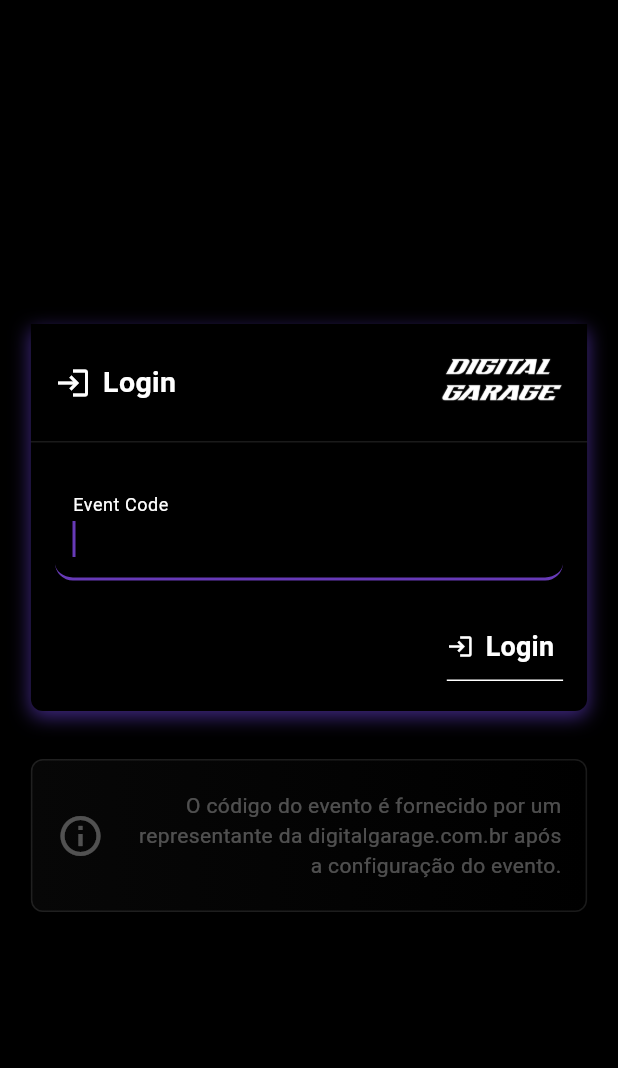
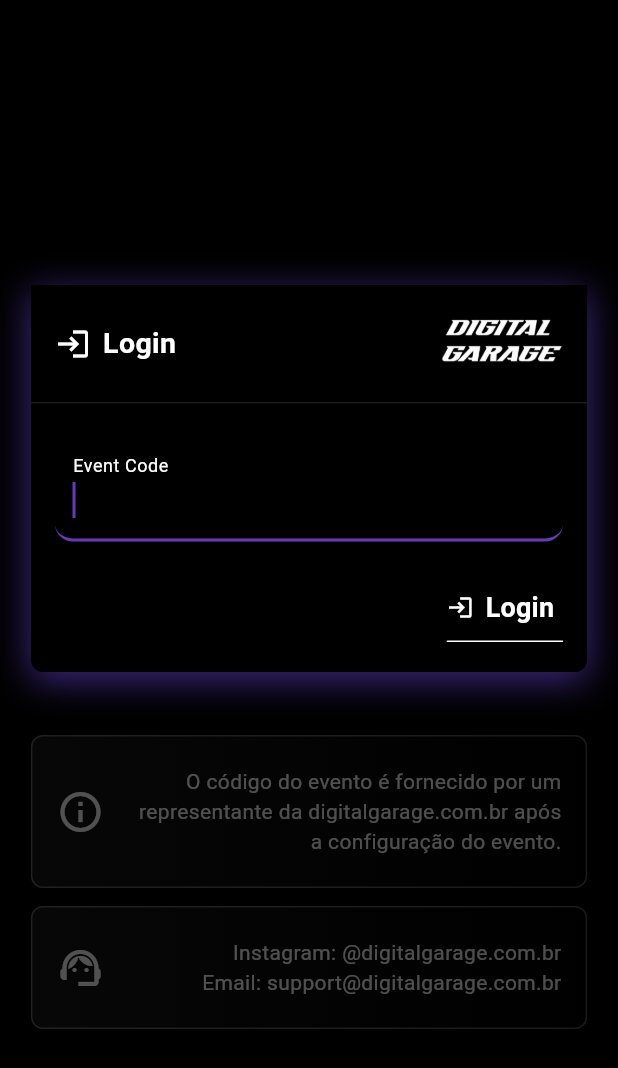
Before and after one commit to mattmurrayswe/digitalgarage_flutter, a Flutter app: the screen it shows after launch, on a phone screen of 412 x 824 dp. Shown: the top 1068 px of the screen. Run offline on Flutter 3.47's test engine with Material 3 defaults, Android fonts, the phone set to English and light mode, and no system bars; our stand-ins replace cached_network_image, hive, hive_flutter; missing offline and left inert: mobile_scanner; accounts and stored records are empty.

Commit message:
feat: code login

```diff
--- a/lib/screens/login_screen_code.dart
+++ b/lib/screens/login_screen_code.dart
@@ -61,11 +61,19 @@
       onTap: () => FocusScope.of(context).unfocus(),
       child: Scaffold(
         backgroundColor: Colors.black,
-        body: Center(
+        body: SafeArea(
+          child: LayoutBuilder(
+            builder: (context, constraints) {
+              return SingleChildScrollView(
+                keyboardDismissBehavior: ScrollViewKeyboardDismissBehavior.manual,
+                child: ConstrainedBox(
+                  constraints: BoxConstraints(minHeight: constraints.maxHeight),
+                  child: IntrinsicHeight(
+                    child: Center(
                       child: Column(
-            mainAxisSize: MainAxisSize.min,
+                        mainAxisAlignment: MainAxisAlignment.start,
                         children: [
-              // 🔲 Login card with shadow
+                          SizedBox(height: 190),
                           Container(
                             width: MediaQuery.of(context).size.width * 0.9,
                             decoration: BoxDecoration(
@@ -77,8 +85,8 @@
                               boxShadow: [
                                 BoxShadow(
                                   color: Colors.deepPurpleAccent.withOpacity(0.5),
-                      blurRadius: 10,
-                      offset: const Offset(0, 4),
+                                  blurRadius: 20,
+                                  offset: const Offset(0, 5),
                                 ),
                               ],
                             ),
@@ -86,12 +94,8 @@
                               key: _formKey,
                               child: Column(
                                 children: [
-                      // Header
                                   Container(
-                        padding: const EdgeInsets.symmetric(
-                          vertical: 16,
-                          horizontal: 16,
-                        ),
+                                    padding: const EdgeInsets.symmetric(vertical: 16, horizontal: 16),
                                     decoration: const BoxDecoration(
                                       border: Border(
                                         bottom: BorderSide(color: Colors.white10),
@@ -102,11 +106,7 @@
                                       children: [
                                         Row(
                                           children: const [
-                                Icon(
-                                  Icons.login,
-                                  color: Colors.white,
-                                  size: 24,
-                                ),
+                                            Icon(Icons.login, color: Colors.white, size: 24),
                                             SizedBox(width: 8),
                                             Text(
                                               'Login',
@@ -126,12 +126,8 @@
                                       ],
                                     ),
                                   ),
-
                                   Padding(
-                        padding: const EdgeInsets.symmetric(
-                          horizontal: 16,
-                          vertical: 20,
-                        ),
+                                    padding: const EdgeInsets.symmetric(horizontal: 16, vertical: 20),
                                     child: Column(
                                       children: [
                                         TextFormField(
@@ -140,22 +136,14 @@
                                           style: const TextStyle(color: Colors.white),
                                           decoration: InputDecoration(
                                             labelText: 'Event Code',
-                                labelStyle: const TextStyle(
-                                  color: Colors.white,
-                                ),
+                                            labelStyle: const TextStyle(color: Colors.white),
                                             enabledBorder: UnderlineInputBorder(
                                               borderRadius: BorderRadius.circular(12),
-                                  borderSide: const BorderSide(
-                                    color: Colors.deepPurple,
-                                    width: 2,
-                                  ),
+                                              borderSide: const BorderSide(color: Colors.deepPurple, width: 2),
                                             ),
                                             focusedBorder: UnderlineInputBorder(
                                               borderRadius: BorderRadius.circular(12),
-                                  borderSide: const BorderSide(
-                                    color: Colors.deepPurple,
-                                    width: 2,
-                                  ),
+                                              borderSide: const BorderSide(color: Colors.deepPurple, width: 2),
                                             ),
                                             contentPadding: const EdgeInsets.symmetric(
                                               horizontal: 12,
@@ -179,10 +167,7 @@
                                             Container(
                                               decoration: const BoxDecoration(
                                                 border: Border(
-                                      bottom: BorderSide(
-                                        color: Colors.white,
-                                        width: 1,
-                                      ),
+                                                  bottom: BorderSide(color: Colors.white, width: 1),
                                                 ),
                                               ),
                                               child: ElevatedButton(
@@ -191,10 +176,7 @@
                                                   backgroundColor: Colors.transparent,
                                                   shadowColor: Colors.transparent,
                                                   elevation: 0,
-                                      padding: const EdgeInsets.only(
-                                        bottom: 0,
-                                        top: 4,
-                                      ),
+                                                  padding: const EdgeInsets.only(top: 4, bottom: 0),
                                                 ),
                                                 child: Row(
                                                   mainAxisSize: MainAxisSize.min,
@@ -223,13 +205,10 @@
                               ),
                             ),
                           ),
-              SizedBox(height: 32),
+                          const SizedBox(height: 42),
                           Container(
                             width: MediaQuery.of(context).size.width * 0.9,
-                padding: const EdgeInsets.symmetric(
-                  vertical: 20,
-                  horizontal: 16,
-                ),
+                            padding: const EdgeInsets.symmetric(vertical: 20, horizontal: 16),
                             decoration: BoxDecoration(
                               gradient: const LinearGradient(
                                 begin: Alignment.centerLeft,
@@ -240,33 +219,58 @@
                               color: const Color.fromARGB(255, 47, 47, 47),
                               borderRadius: const BorderRadius.all(Radius.circular(8)),
                             ),
-                child: Column(
-                  children: [
-                    Row(
+                            child: Row(
                               crossAxisAlignment: CrossAxisAlignment.center,
                               children: [
-                        Icon(
-                          Icons.info_outline,
-                          color: Colors.white30,
-                          size: 32,
-                        ),
+                                Icon(Icons.info_outline, color: Colors.white30, size: 32),
                                 const SizedBox(width: 16),
                                 Expanded(
                                   child: Text(
                                     'O código do evento é fornecido por um representante da digitalgarage.com.br após a configuração do evento.',
                                     textAlign: TextAlign.end,
-                            style: TextStyle(
-                              color: Colors.white30,
-                              fontSize: 14,
-                            ),
+                                    style: TextStyle(color: Colors.white30, fontSize: 14),
                                   ),
                                 ),
                               ],
                             ),
+                          ),
+                          const SizedBox(height: 12),
+                          Container(
+                            width: MediaQuery.of(context).size.width * 0.9,
+                            padding: const EdgeInsets.symmetric(vertical: 20, horizontal: 16),
+                            decoration: BoxDecoration(
+                              gradient: const LinearGradient(
+                                begin: Alignment.centerLeft,
+                                end: Alignment.centerRight,
+                                colors: [Color(0xFF070707), Colors.black],
+                              ),
+                              border: Border.all(color: Colors.white10),
+                              color: const Color.fromARGB(255, 47, 47, 47),
+                              borderRadius: const BorderRadius.all(Radius.circular(8)),
+                            ),
+                            child: Row(
+                              crossAxisAlignment: CrossAxisAlignment.center,
+                              children: [
+                                Icon(Icons.support_agent_outlined, color: Colors.white30, size: 32),
+                                const SizedBox(width: 16),
+                                Expanded(
+                                  child: Text(
+                                    'Instagram: @digitalgarage.com.br\nEmail: support@digitalgarage.com.br',
+                                    textAlign: TextAlign.end,
+                                    style: TextStyle(color: Colors.white30, fontSize: 14),
+                                  ),
+                                ),
                               ],
                             ),
                           ),
+                          const SizedBox(height: 100),
                         ],
+                      ),
+                    ),
+                  ),
+                ),
+              );
+            },
           ),
         ),
       ),
```
Lines whose indentation alone changed are shown as unchanged.
